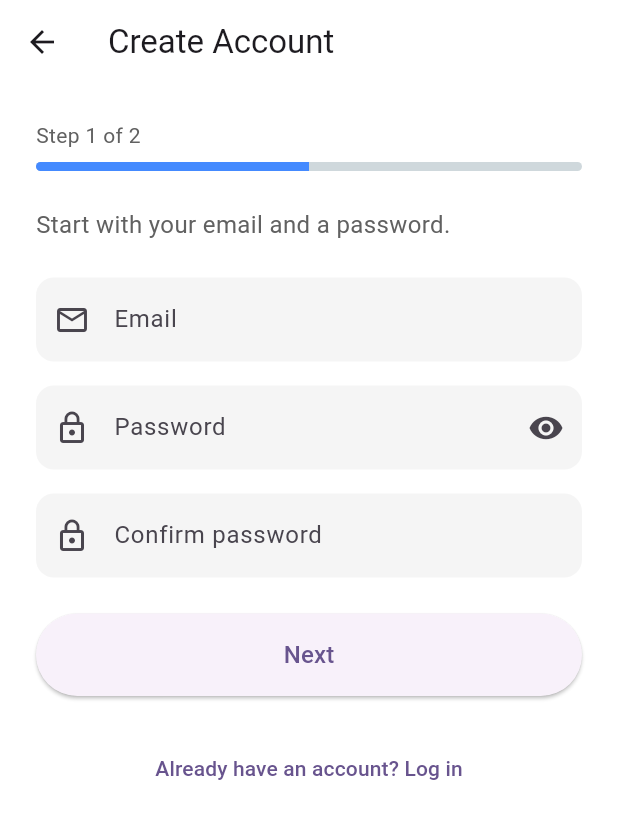
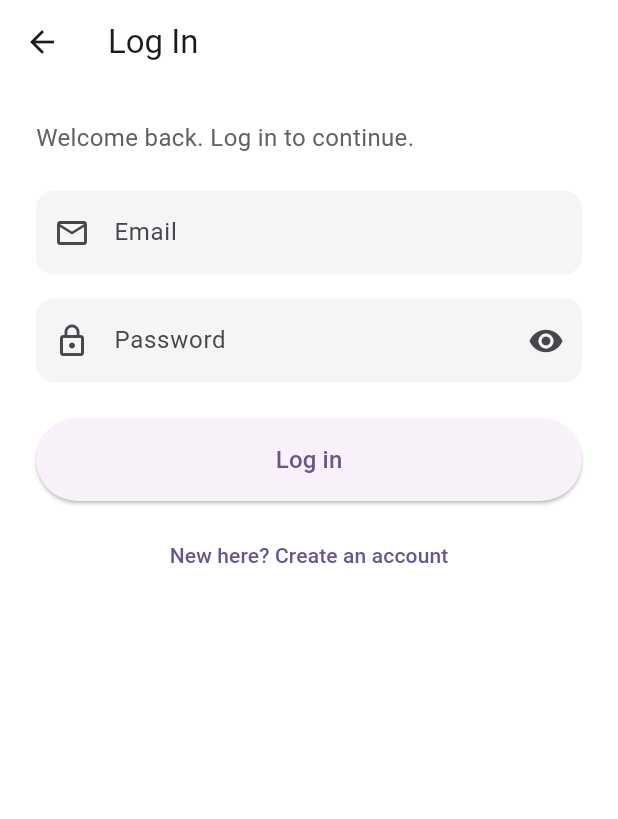
Before and after one commit to DasAkash-1/healthbook, a Flutter app: the RegisterScreen screen opened directly, after a tap on "Already have an account? Log in", on a phone screen of 412 x 824 dp. Shown: the top 819 px of the screen. Run offline on Flutter 3.47's test engine with Material 3 defaults, Android fonts, the phone set to English and light mode, and no system bars; our stand-ins replace smooth_page_indicator.

Commit message:
Add registration flow with two-step form and validation
- Add two-step registration screen (account, then personal details)
- Add validators for email, password, name, phone, and date of birth
- Add in-memory auth service for duplicate email checks (temporary)
- Add login screen placeholder (login logic not yet connected)
- Connect intro Finish button to registration
- Add login link on last intro page and registration screen

```diff
--- /dev/null
+++ b/lib/screens/login_screen.dart
@@ -0,0 +1,126 @@
+import 'package:flutter/material.dart';
+
+import 'register_screen.dart';
+
+class LoginScreen extends StatefulWidget {
+  const LoginScreen({super.key});
+
+  @override
+  State<LoginScreen> createState() => _LoginScreenState();
+}
+
+class _LoginScreenState extends State<LoginScreen> {
+  final _emailCtrl = TextEditingController();
+  final _passwordCtrl = TextEditingController();
+  bool _obscure = true;
+
+  @override
+  void dispose() {
+    _emailCtrl.dispose();
+    _passwordCtrl.dispose();
+    super.dispose();
+  }
+
+  void _login() {
+    // Placeholder: login is connected in a later step.
+    ScaffoldMessenger.of(context).showSnackBar(
+      const SnackBar(content: Text('Login will be connected next.')),
+    );
+  }
+
+  Widget _field({
+    required TextEditingController controller,
+    required String label,
+    required IconData icon,
+    TextInputType? keyboardType,
+    bool obscure = false,
+    Widget? suffix,
+  }) {
+    return Padding(
+      padding: const EdgeInsets.only(bottom: 16),
+      child: TextField(
+        controller: controller,
+        keyboardType: keyboardType,
+        obscureText: obscure,
+        decoration: InputDecoration(
+          labelText: label,
+          prefixIcon: Icon(icon),
+          suffixIcon: suffix,
+          filled: true,
+          fillColor: Colors.grey.shade100,
+          border: OutlineInputBorder(
+            borderRadius: BorderRadius.circular(12),
+            borderSide: BorderSide.none,
+          ),
+          focusedBorder: OutlineInputBorder(
+            borderRadius: BorderRadius.circular(12),
+            borderSide: const BorderSide(color: Colors.blueAccent, width: 2),
+          ),
+        ),
+      ),
+    );
+  }
+
+  @override
+  Widget build(BuildContext context) {
+    return Scaffold(
+      backgroundColor: Colors.white,
+      appBar: AppBar(
+        backgroundColor: Colors.white,
+        elevation: 0,
+        title: const Text('Log In'),
+      ),
+      body: SafeArea(
+        child: SingleChildScrollView(
+          padding: const EdgeInsets.all(24),
+          child: Column(
+            crossAxisAlignment: CrossAxisAlignment.stretch,
+            children: [
+              Text(
+                'Welcome back. Log in to continue.',
+                style: TextStyle(fontSize: 16, color: Colors.grey[700]),
+              ),
+              const SizedBox(height: 24),
+              _field(
+                controller: _emailCtrl,
+                label: 'Email',
+                icon: Icons.email_outlined,
+                keyboardType: TextInputType.emailAddress,
+              ),
+              _field(
+                controller: _passwordCtrl,
+                label: 'Password',
+                icon: Icons.lock_outline,
+                obscure: _obscure,
+                suffix: IconButton(
+                  icon: Icon(
+                    _obscure ? Icons.visibility : Icons.visibility_off,
+                  ),
+                  onPressed: () => setState(() => _obscure = !_obscure),
+                ),
+              ),
+              const SizedBox(height: 8),
+              ElevatedButton(
+                onPressed: _login,
+                style: ElevatedButton.styleFrom(
+                  padding: const EdgeInsets.symmetric(vertical: 16),
+                ),
+                child: const Text('Log in', style: TextStyle(fontSize: 16)),
+              ),
+              const SizedBox(height: 12),
+              Center(
+                child: TextButton(
+                  onPressed: () => Navigator.pushReplacement(
+                    context,
+                    MaterialPageRoute(builder: (_) => const RegisterScreen()),
+                  ),
+                  child: const Text('New here? Create an account'),
+                ),
+              ),
+            ],
+          ),
+        ),
+      ),
+    );
+  }
+}
--- a/lib/screens/register_screen.dart
+++ b/lib/screens/register_screen.dart
@@ -2,6 +2,7 @@ import 'package:flutter/material.dart';
 
 import '../services/auth_service.dart';
 import '../utils/validators.dart';
+import 'login_screen.dart';
 
 class RegisterScreen extends StatefulWidget {
   const RegisterScreen({super.key});
@@ -85,7 +86,10 @@ class _RegisterScreenState extends State<RegisterScreen> {
       ScaffoldMessenger.of(context).showSnackBar(
         const SnackBar(content: Text('Account created successfully.')),
       );
-      // Navigation to the login screen is connected in the next step.
+      Navigator.pushReplacement(
+        context,
+        MaterialPageRoute(builder: (_) => const LoginScreen()),
+      );
     } on AuthException catch (e) {
       if (!mounted) return;
       // If the email is already taken, send the user back to step 1.
@@ -297,9 +301,10 @@ class _RegisterScreenState extends State<RegisterScreen> {
               if (isFirstStep)
                 Center(
                   child: TextButton(
-                    onPressed: () {
-                      // Login link is connected in the next step.
-                    },
+                    onPressed: () => Navigator.pushReplacement(
+                      context,
+                      MaterialPageRoute(builder: (_) => const LoginScreen()),
+                    ),
                     child: const Text('Already have an account? Log in'),
                   ),
                 ),
```
Also changed, not shown: lib/main.dart (+27 -14 lines).
